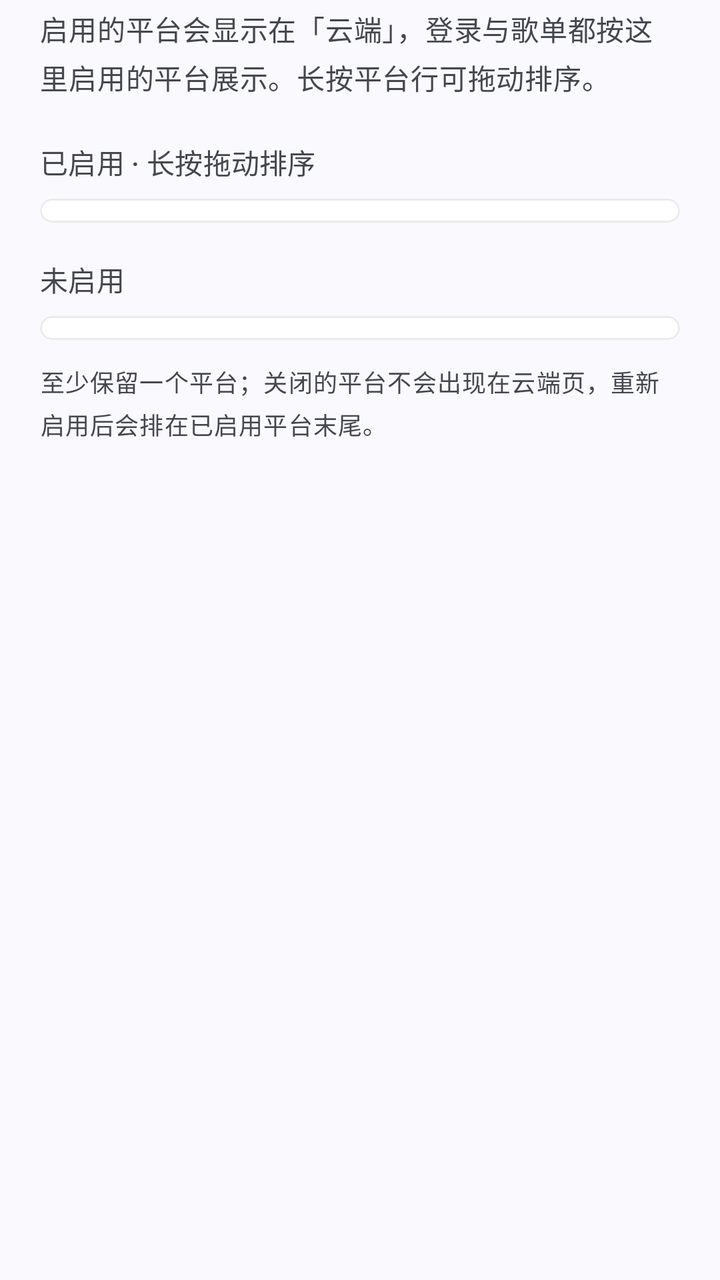
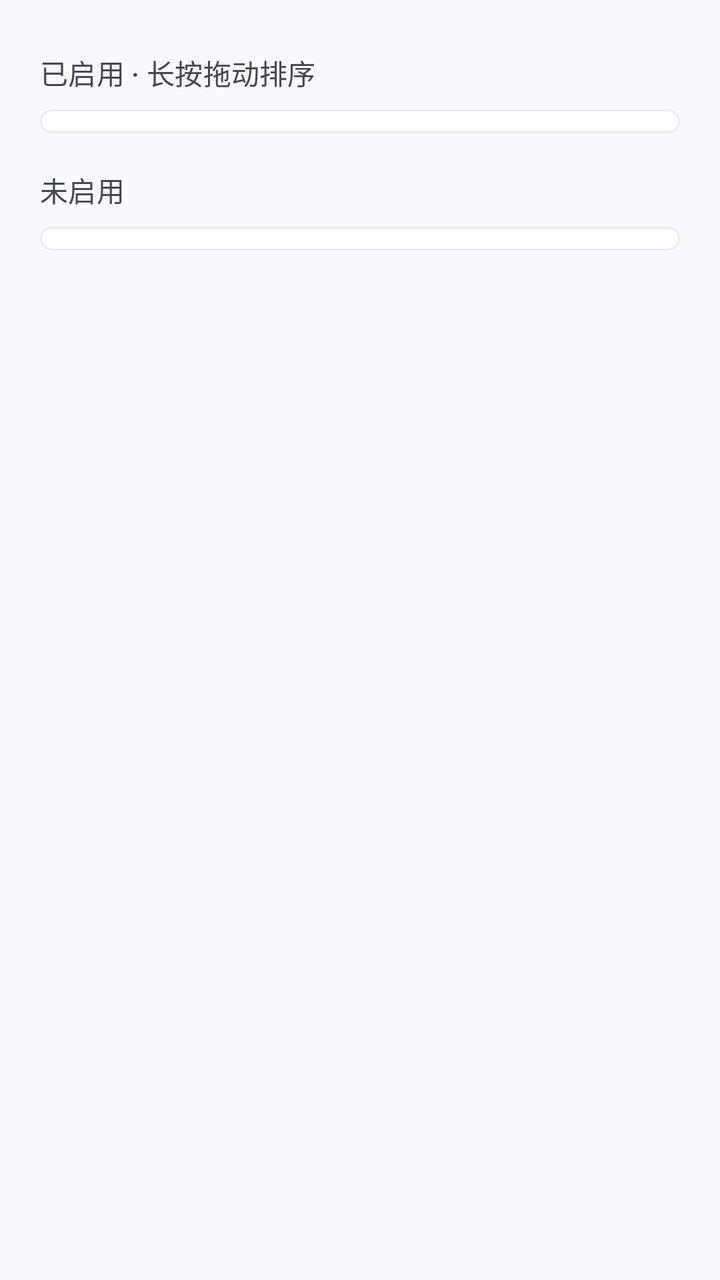

Before-and-after screenshots of an Android layout around one commit, followed by the original layout XML and the change that was made.
<!-- AndroidManifest.xml: application theme Theme.QYMusic -->
<!-- res/layout/fragment_module_manager.xml -->
<?xml version="1.0" encoding="utf-8"?>
<layout xmlns:android="http://schemas.android.com/apk/res/android"
    xmlns:app="http://schemas.android.com/apk/res-auto">

    <LinearLayout
        android:layout_width="match_parent"
        android:layout_height="wrap_content"
        android:orientation="vertical"
        android:paddingStart="20dp"
        android:paddingTop="4dp"
        android:paddingEnd="20dp"
        android:paddingBottom="32dp">

        <TextView
            android:layout_width="match_parent"
            android:layout_height="wrap_content"
            android:lineSpacingExtra="4dp"
            android:text="启用的平台会显示在「云端」，登录与歌单都按这里启用的平台展示。长按平台行可拖动排序。"
            android:textAppearance="@style/TextAppearance.Material3.BodyMedium"
            android:textColor="?attr/colorOnSurfaceVariant" />

        <TextView
            android:layout_width="match_parent"
            android:layout_height="wrap_content"
            android:layout_marginTop="22dp"
            android:layout_marginBottom="8dp"
            android:text="已启用 · 长按拖动排序"
            android:textAppearance="@style/TextAppearance.Material3.LabelLarge"
            android:textColor="?attr/colorOnSurfaceVariant" />

        <com.google.android.material.card.MaterialCardView
            style="@style/Widget.Material3.CardView.Filled"
            android:layout_width="match_parent"
            android:layout_height="wrap_content"
            app:cardBackgroundColor="@color/module_card"
            app:cardCornerRadius="24dp"
            app:cardElevation="0dp"
            app:contentPadding="6dp"
            app:strokeColor="@color/module_stroke"
            app:strokeWidth="1dp">

            <androidx.recyclerview.widget.RecyclerView
                android:id="@+id/rv_plugins"
                android:layout_width="match_parent"
                android:layout_height="wrap_content"
                android:nestedScrollingEnabled="false"
                android:overScrollMode="never" />

        </com.google.android.material.card.MaterialCardView>

        <TextView
            android:layout_width="match_parent"
            android:layout_height="wrap_content"
            android:layout_marginTop="18dp"
            android:layout_marginBottom="8dp"
            android:text="未启用"
            android:textAppearance="@style/TextAppearance.Material3.LabelLarge"
            android:textColor="?attr/colorOnSurfaceVariant" />

        <com.google.android.material.card.MaterialCardView
            style="@style/Widget.Material3.CardView.Filled"
            android:layout_width="match_parent"
            android:layout_height="wrap_content"
            app:cardBackgroundColor="@color/module_card"
            app:cardCornerRadius="24dp"
            app:cardElevation="0dp"
            app:contentPadding="6dp"
            app:strokeColor="@color/module_stroke"
            app:strokeWidth="1dp">

            <LinearLayout
                android:layout_width="match_parent"
                android:layout_height="wrap_content"
                android:orientation="vertical">

                <LinearLayout
                    android:id="@+id/ll_disabled"
                    android:layout_width="match_parent"
                    android:layout_height="wrap_content"
                    android:orientation="vertical" />

                <TextView
                    android:id="@+id/tv_disabled_empty"
                    android:layout_width="match_parent"
                    android:layout_height="wrap_content"
                    android:padding="16dp"
                    android:text="三个平台都已启用"
                    android:textAppearance="@style/TextAppearance.Material3.BodyMedium"
                    android:textColor="?attr/colorOnSurfaceVariant"
                    android:visibility="gone" />

            </LinearLayout>

        </com.google.android.material.card.MaterialCardView>

        <TextView
            android:layout_width="match_parent"
            android:layout_height="wrap_content"
            android:layout_marginTop="12dp"
            android:lineSpacingExtra="4dp"
            android:text="至少保留一个平台；关闭的平台不会出现在云端页，重新启用后会排在已启用平台末尾。"
            android:textAppearance="@style/TextAppearance.Material3.BodySmall"
            android:textColor="?attr/colorOnSurfaceVariant" />

    </LinearLayout>

</layout>
<!-- resources referenced by this layout -->
<resources>
  <color name="module_card">#FFFFFFFF</color>
  <color name="module_stroke">#14000000</color>
  <style name="Theme.QYMusic" parent="Theme.Material3.DynamicColors.DayNight.NoActionBar">
          
          <item name="android:statusBarColor">@android:color/transparent</item>
          <item name="android:navigationBarColor">@android:color/transparent</item>
          <item name="android:windowTranslucentStatus">false</item>
          <item name="android:windowLightStatusBar">true</item>
          <item name="android:windowLightNavigationBar" tools:targetApi="27">true</item>
          <item name="android:enforceNavigationBarContrast" tools:targetApi="29">false</item>
          
      </style>
</resources>

<!-- the commit's change to res/layout/fragment_module_manager.xml (unified diff, before → after) -->
@@ -10,14 +10,6 @@
         android:paddingTop="4dp"
         android:paddingEnd="20dp"
         android:paddingBottom="32dp">
-
-        <TextView
-            android:layout_width="match_parent"
-            android:layout_height="wrap_content"
-            android:lineSpacingExtra="4dp"
-            android:text="启用的平台会显示在「云端」，登录与歌单都按这里启用的平台展示。长按平台行可拖动排序。"
-            android:textAppearance="@style/TextAppearance.Material3.BodyMedium"
-            android:textColor="?attr/colorOnSurfaceVariant" />
 
         <TextView
             android:layout_width="match_parent"
@@ -93,15 +85,6 @@
 
         </com.google.android.material.card.MaterialCardView>
 
-        <TextView
-            android:layout_width="match_parent"
-            android:layout_height="wrap_content"
-            android:layout_marginTop="12dp"
-            android:lineSpacingExtra="4dp"
-            android:text="至少保留一个平台；关闭的平台不会出现在云端页，重新启用后会排在已启用平台末尾。"
-            android:textAppearance="@style/TextAppearance.Material3.BodySmall"
-            android:textColor="?attr/colorOnSurfaceVariant" />
-
     </LinearLayout>
 
 </layout>
